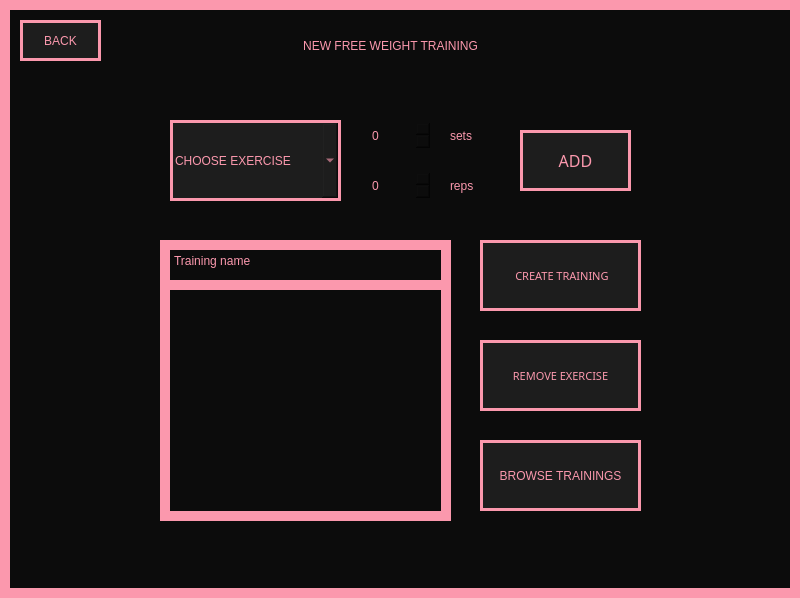
Old version of the form View/NewFreeWeightTraining.ui in the repository Hanna-J-K/fitnessapp.
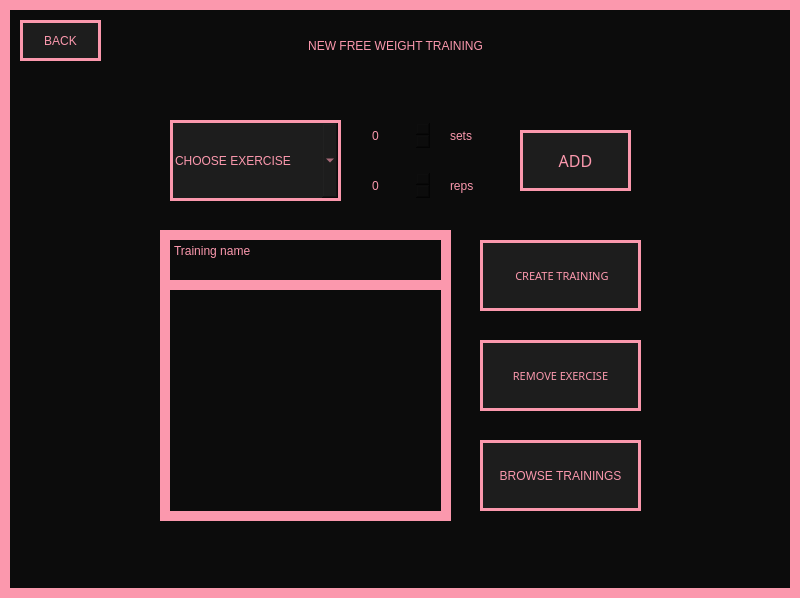
New version of the form.

Patch:
```diff
--- a/View/NewFreeWeightTraining.ui
+++ b/View/NewFreeWeightTraining.ui
@@ -21,9 +21,9 @@
    <widget class="QPushButton" name="choose_type_btn">
     <property name="geometry">
      <rect>
-      <x>160</x>
+      <x>110</x>
       <y>30</y>
-      <width>461</width>
+      <width>571</width>
       <height>31</height>
      </rect>
     </property>
@@ -231,9 +231,9 @@
     <property name="geometry">
      <rect>
       <x>160</x>
-      <y>240</y>
+      <y>230</y>
       <width>291</width>
-      <height>51</height>
+      <height>61</height>
      </rect>
     </property>
     <property name="styleSheet">
```
